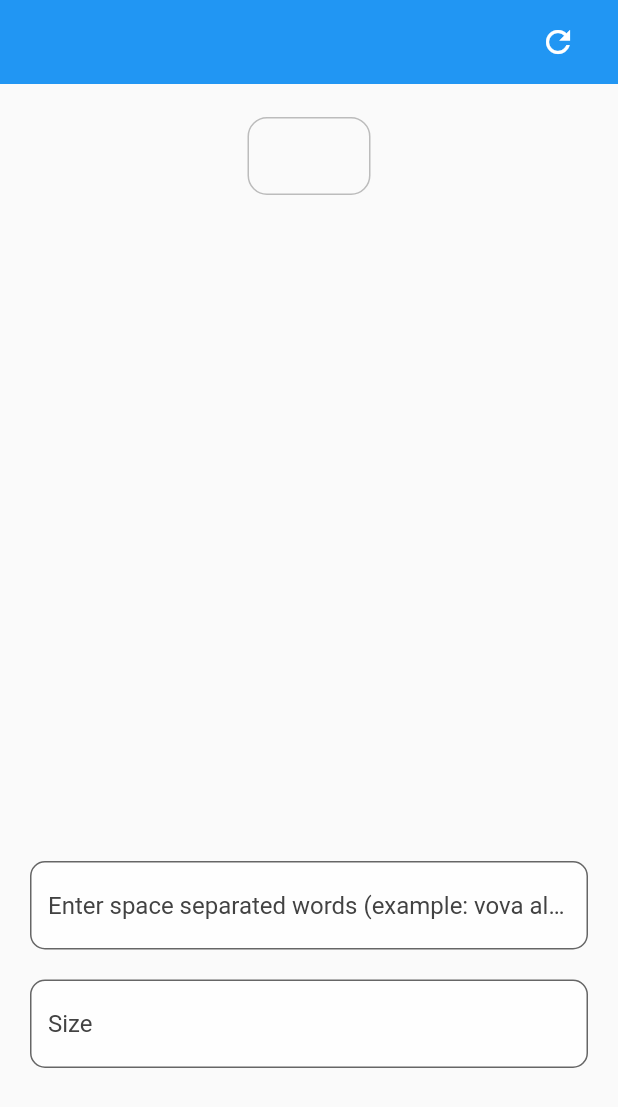
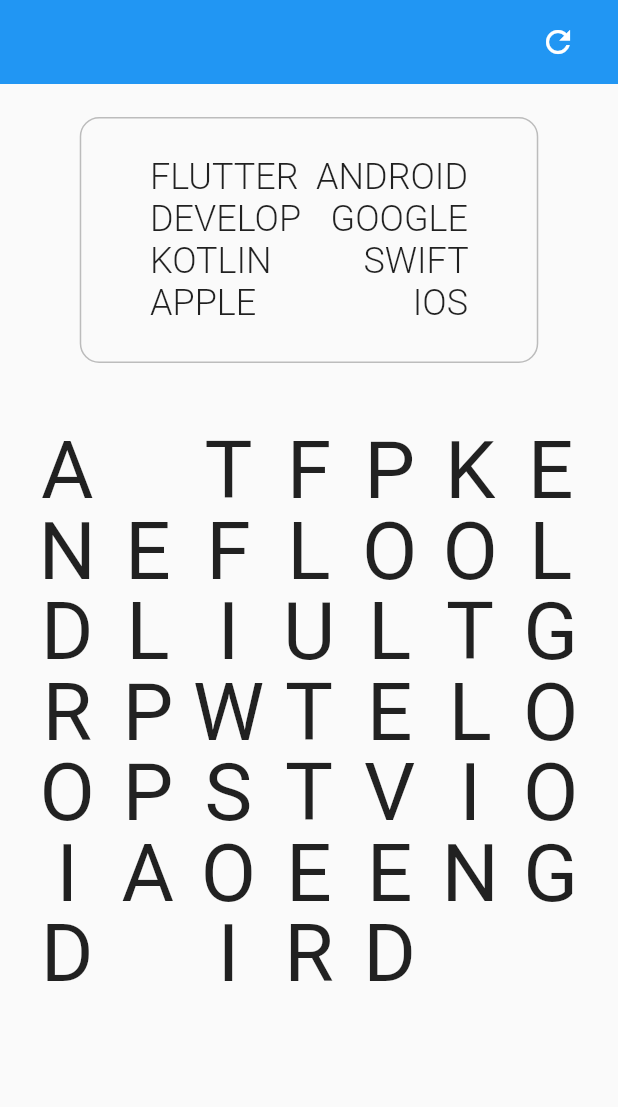
Before and after one commit to alexeylopukh/search_word, a Flutter app: the screen it shows after launch, on a phone screen of 412 x 824 dp. Shown: the top 1107 px of the screen. Run offline on Flutter 3.47's test engine with Material 2 defaults, Android fonts, the phone set to English and light mode, and no system bars; our stand-ins replace after_layout, vibration.

Commit message:
no message

```diff
--- a/lib/cell_widget.dart
+++ b/lib/cell_widget.dart
@@ -4,25 +4,31 @@
 class CellWidget extends StatefulWidget {
   final double size;
   final String text;
+  final Offset offset;
 
-  const CellWidget({Key key, this.size, this.text}) : super(key: key);
+  const CellWidget({Key key, this.size, this.text, this.offset})
+      : super(key: key);
 
   @override
   State<StatefulWidget> createState() {
-    return CellWidgetState();
+    return CellWidgetState(offset);
   }
 }
 
 class CellWidgetState extends State<CellWidget>
     with AfterLayoutMixin<CellWidget> {
+  CellWidgetState(this.offset);
+
   double get size => widget.size;
   String get text => widget.text;
+  Offset offset;
   Offset startPosition;
   Offset endPosition;
   bool isTouched = false;
 
   @override
   Widget build(BuildContext context) {
+    if (offset == null) offset = Offset(0, 0);
     return Container(
       height: size,
       width: size,
@@ -39,8 +45,9 @@
   getWidgetPosition() {
     final position =
         (context.findRenderObject() as RenderBox).localToGlobal(Offset.zero);
-    startPosition = Offset(position.dx, position.dy);
-    endPosition = Offset(position.dx + size, position.dy + size);
+    startPosition = Offset(position.dx - offset.dx, position.dy - offset.dy);
+    endPosition =
+        Offset(position.dx - offset.dx + size, position.dy - offset.dy + size);
   }
 
   unSelect() {
@@ -53,8 +60,9 @@
   }
 
   Offset getCenter() {
-    return Offset((startPosition.dx + endPosition.dx) / 2,
+    final center = Offset((startPosition.dx + endPosition.dx) / 2,
         (startPosition.dy + endPosition.dy) / 2);
+    return center;
   }
 
   @override
--- a/lib/game_field_generator.dart
+++ b/lib/game_field_generator.dart
@@ -3,6 +3,8 @@
 import 'package:flutter/material.dart';
 import 'package:search_word/model/field_cell.dart';
 import 'package:search_word/model/game_field.dart';
+
+import 'direction_helper.dart';
 
 class GameFieldGenerator {
   final List<String> words;
@@ -130,5 +132,3 @@
     }
   }
 }
-
-enum Direction { Up, Down, Left, Right, UpLeft, UpRight, DownLeft, DownRight }
--- a/lib/main.dart
+++ b/lib/main.dart
@@ -27,7 +27,19 @@
 }
 
 class _MyHomePageState extends State<MyHomePage> {
-  List<String> words = [];
+  List<String> words = [
+    'FLUTTER',
+    'ANDROID',
+    'DEVELOP',
+    'GOOGLE',
+    'KOTLIN',
+    'SWIFT',
+    'APPLE',
+    'ALPHA',
+    'ALEX',
+    'VOVA',
+    'IOS',
+  ];
   int size = 7;
 
   @override
@@ -67,50 +79,6 @@
                 field: generator.gameField.field,
               ),
             ),
-            Padding(
-              padding: const EdgeInsets.symmetric(horizontal: 20, vertical: 10),
-              child: TextField(
-                onChanged: (text) {
-                  words = text.toUpperCase().split(' ');
-                  if (words.last == '') {
-                    words.removeLast();
-                  }
-                  update();
-                },
-                decoration: new InputDecoration(
-                    border: new OutlineInputBorder(
-                      borderRadius: const BorderRadius.all(
-                        const Radius.circular(10.0),
-                      ),
-                    ),
-                    filled: true,
-                    hintStyle: new TextStyle(color: Colors.grey[800]),
-                    hintText:
-                        "Enter space separated words (example: vova alex)",
-                    fillColor: Colors.white70),
-              ),
-            ),
-            Padding(
-              padding: const EdgeInsets.symmetric(horizontal: 20, vertical: 10),
-              child: TextField(
-                onChanged: (text) {
-                  try {
-                    size = int.parse(text);
-                    update();
-                  } catch (e) {}
-                },
-                decoration: new InputDecoration(
-                    border: new OutlineInputBorder(
-                      borderRadius: const BorderRadius.all(
-                        const Radius.circular(10.0),
-                      ),
-                    ),
-                    filled: true,
-                    hintStyle: new TextStyle(color: Colors.grey[800]),
-                    hintText: "Size",
-                    fillColor: Colors.white70),
-              ),
-            )
           ],
         ));
   }
--- a/lib/selected_drawer_widget.dart
+++ b/lib/selected_drawer_widget.dart
@@ -1,11 +1,16 @@
 import 'package:flutter/material.dart';
-import 'package:search_word/cell_widget.dart';
 import 'dart:ui' as ui;
+import 'package:vibration/vibration.dart';
 
 class SelectedDrawerWidget extends StatefulWidget {
   final double size;
+  final double width;
 
-  const SelectedDrawerWidget(this.size, {Key key}) : super(key: key);
+  SelectedDrawerWidget(
+    this.size,
+    this.width, {
+    Key key,
+  }) : super(key: key);
   @override
   State<StatefulWidget> createState() {
     return SelectedDrawerWidgetState();
@@ -13,30 +18,29 @@
 }
 
 class SelectedDrawerWidgetState extends State<SelectedDrawerWidget> {
-  GlobalKey<CellWidgetState> firstCell;
-  GlobalKey<CellWidgetState> secondCell;
+  Offset first;
+  Offset second;
+  LinePainter painter;
 
   @override
   Widget build(BuildContext context) {
     return Container(
-      child: firstCell == null || firstCell.currentState == null
+      child: first == null
           ? Container()
           : CustomPaint(
               size: Size(widget.size, widget.size),
               painter: LinePainter(
-                  firstCell.currentState.getCenter(),
-                  secondCell == null || secondCell.currentState == null
-                      ? firstCell.currentState.getCenter()
-                      : secondCell.currentState.getCenter()),
+                  first, second == null ? first : second, widget.width),
             ),
     );
   }
 
-  setCells(GlobalKey<CellWidgetState> firstCell,
-      GlobalKey<CellWidgetState> secondCell) {
-//    if (this.firstCell == firstCell && this.secondCell == secondCell) return;
-    this.firstCell = firstCell;
-    this.secondCell = secondCell;
+  setCells(Offset firstCell, Offset secondCell) {
+    if (this.first == firstCell && this.second == secondCell) {
+      return;
+    }
+    this.first = firstCell;
+    this.second = secondCell;
     setState(() {});
   }
 }
@@ -44,8 +48,9 @@
 class LinePainter extends CustomPainter {
   final Offset firstPoint;
   final Offset secondPoint;
+  final double width;
 
-  LinePainter(this.firstPoint, this.secondPoint);
+  LinePainter(this.firstPoint, this.secondPoint, this.width);
 
   @override
   void paint(Canvas canvas, Size size) {
@@ -53,13 +58,13 @@
     final points = [firstPoint, secondPoint];
     final paint = Paint()
       ..color = Colors.orange
-      ..strokeWidth = 10
+      ..strokeWidth = width
       ..strokeCap = StrokeCap.round;
     canvas.drawPoints(pointMode, points, paint);
   }
 
   @override
   bool shouldRepaint(CustomPainter old) {
-    return false;
+    return true;
   }
 }
```
Also changed, not shown: lib/direction_helper.dart (added, +30 -0 lines), lib/game_field_widget.dart (+98 -13 lines), pubspec.yaml (+7 -0 lines), pubspec.lock, 2 other files.
